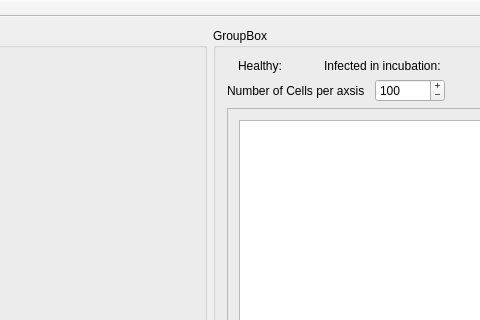
Old version of the form mainwindow.ui in the repository Rufledore/Game_Of_Life; both pictures show x 499 to 979 and y 0 to 320 of the 1323 by 800 pixel window.
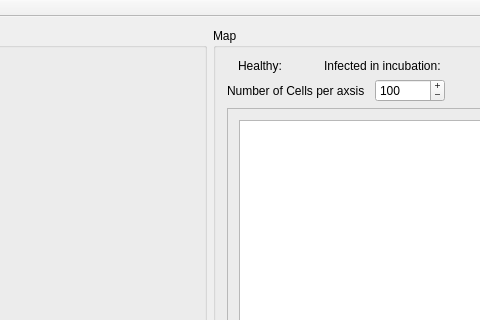
New version of the form. Icons and pictures are not drawn. Custom widgets are drawn as their Qt base class.

Diff of the .ui file:
```diff
--- a/mainwindow.ui
+++ b/mainwindow.ui
@@ -6,7 +6,7 @@
    <rect>
     <x>0</x>
     <y>0</y>
-    <width>1288</width>
+    <width>1302</width>
     <height>800</height>
    </rect>
   </property>
@@ -589,7 +589,7 @@
        </size>
       </property>
       <property name="title">
-       <string>GroupBox</string>
+       <string>Map</string>
       </property>
       <layout class="QGridLayout" name="gridLayout_6">
        <item row="0" column="0">
```
Left out of the diff: 2 changed lines with no effect on the pictures.
